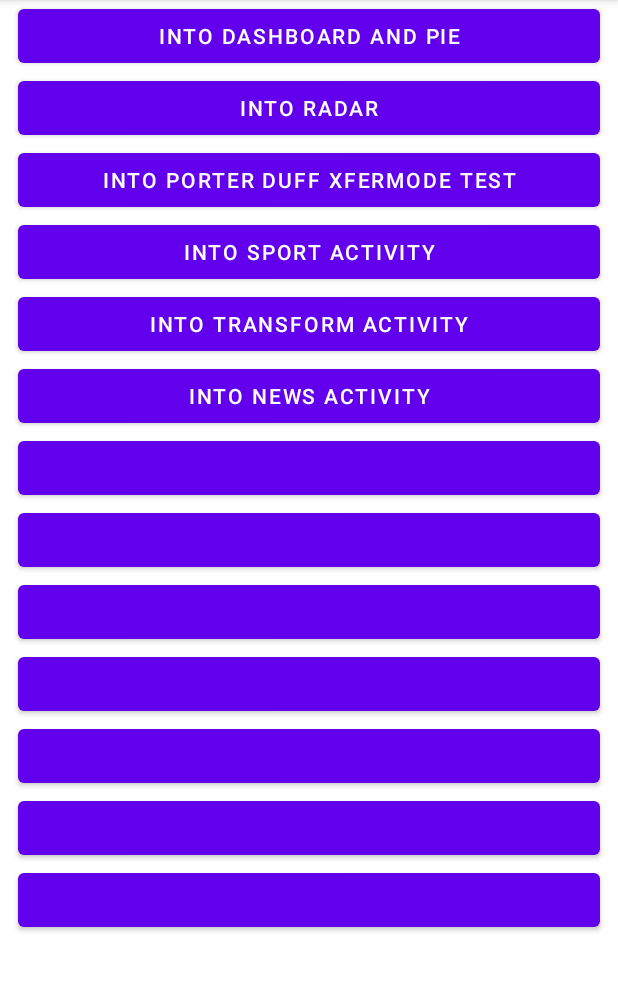
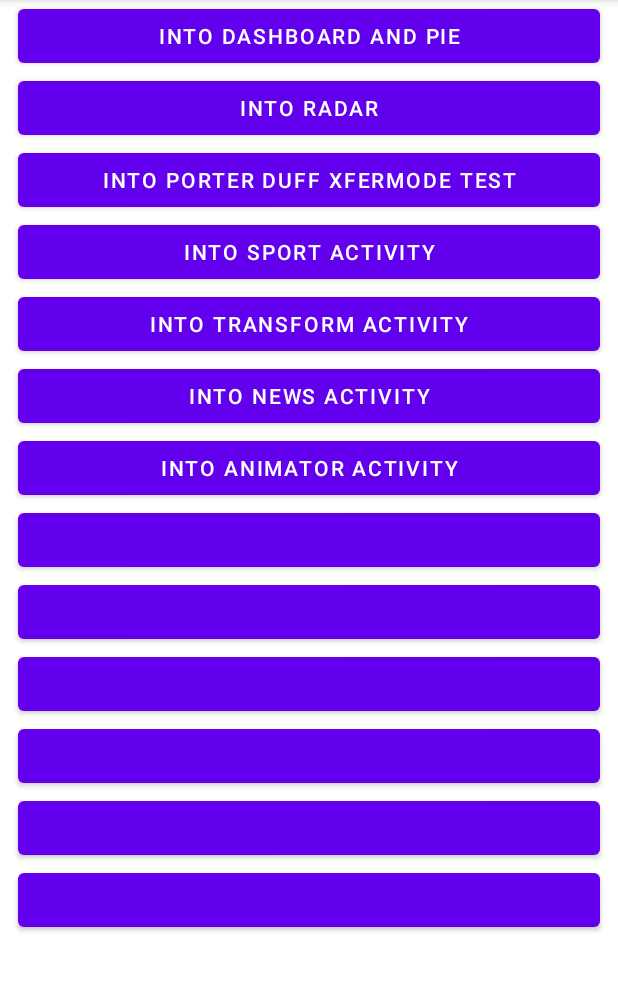
Before and after one commit to xaluoqone/HenCoderPlus, an Android app: the screen it shows after launch (MainActivity), on a phone screen of 412 x 824 dp, the part 84-1075 px from its top. Run offline under Robolectric (Android 15) with nearby library versions, the phone set to English and light mode, and no system bars.

Commit message:
add animator

```diff
--- a/CustomView/app/src/main/java/com/xaluoqone/customview/MainActivity.kt
+++ b/CustomView/app/src/main/java/com/xaluoqone/customview/MainActivity.kt
@@ -12,6 +12,7 @@ class MainActivity : AppCompatActivity() {
     private lateinit var intoSportActivity: Button
     private lateinit var intoTransform: Button
     private lateinit var intoNewsActivity: Button
+    private lateinit var intoAnimatorActivity: Button
 
     override fun onCreate(savedInstanceState: Bundle?) {
         super.onCreate(savedInstanceState)
@@ -23,6 +24,7 @@ class MainActivity : AppCompatActivity() {
         intoSportActivity = findViewById(R.id.intoSportActivity)
         intoTransform = findViewById(R.id.intoTransform)
         intoNewsActivity = findViewById(R.id.intoNewsActivity)
+        intoAnimatorActivity = findViewById(R.id.intoAnimatorActivity)
 
         intoDashboardAndPie.setOnClickListener {
             startActivity(Intent(this@MainActivity, DashboardAndPieActivity::class.java))
@@ -47,5 +49,9 @@ class MainActivity : AppCompatActivity() {
         intoNewsActivity.setOnClickListener {
             startActivity(Intent(this@MainActivity, NewsActivity::class.java))
         }
+
+        intoAnimatorActivity.setOnClickListener {
+            startActivity(Intent(this@MainActivity, AnimatorActivity::class.java))
+        }
     }
 }
--- a/CustomView/app/src/main/res/layout/activity_main.xml
+++ b/CustomView/app/src/main/res/layout/activity_main.xml
@@ -1,6 +1,5 @@
 <?xml version="1.0" encoding="utf-8"?>
-<LinearLayout
-    xmlns:android="http://schemas.android.com/apk/res/android"
+<LinearLayout xmlns:android="http://schemas.android.com/apk/res/android"
     xmlns:tools="http://schemas.android.com/tools"
     android:layout_width="match_parent"
     android:layout_height="match_parent"
@@ -34,32 +33,34 @@
     <Button
         android:id="@+id/intoSportActivity"
         android:layout_width="match_parent"
-        android:text="into sport activity"
         android:layout_height="wrap_content"
         android:layout_marginStart="12dp"
-        android:layout_marginEnd="12dp" />
+        android:layout_marginEnd="12dp"
+        android:text="into sport activity" />
 
     <Button
         android:id="@+id/intoTransform"
-        android:text="into transform activity"
         android:layout_width="match_parent"
         android:layout_height="wrap_content"
         android:layout_marginStart="12dp"
-        android:layout_marginEnd="12dp" />
+        android:layout_marginEnd="12dp"
+        android:text="into transform activity" />
 
     <Button
         android:id="@+id/intoNewsActivity"
-        android:text="into news activity"
         android:layout_width="match_parent"
         android:layout_height="wrap_content"
         android:layout_marginStart="12dp"
-        android:layout_marginEnd="12dp" />
+        android:layout_marginEnd="12dp"
+        android:text="into news activity" />
 
     <Button
+        android:id="@+id/intoAnimatorActivity"
         android:layout_width="match_parent"
         android:layout_height="wrap_content"
         android:layout_marginStart="12dp"
-        android:layout_marginEnd="12dp" />
+        android:layout_marginEnd="12dp"
+        android:text="into animator activity" />
 
     <Button
         android:layout_width="match_parent"
```
Also changed, not shown: CustomView/app/src/main/AndroidManifest.xml (+4 -3 lines), CustomView/app/src/main/java/com/xaluoqone/customview/AnimatorActivity.kt (added, +37 -0 lines), CustomView/app/src/main/java/com/xaluoqone/customview/widget/PointView.kt (added, +37 -0 lines), CustomView/app/src/main/java/com/xaluoqone/customview/widget/RoundView.kt (added, +24 -0 lines), CustomView/app/src/main/res/layout/activity_animator.xml (added, +24 -0 lines).
